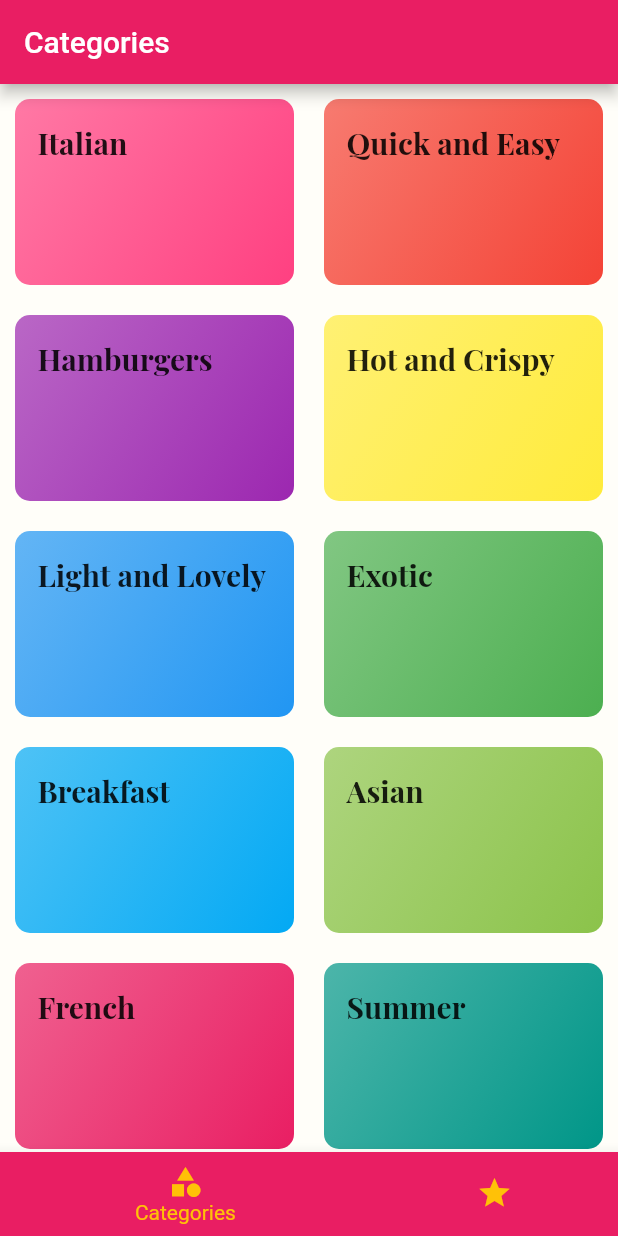
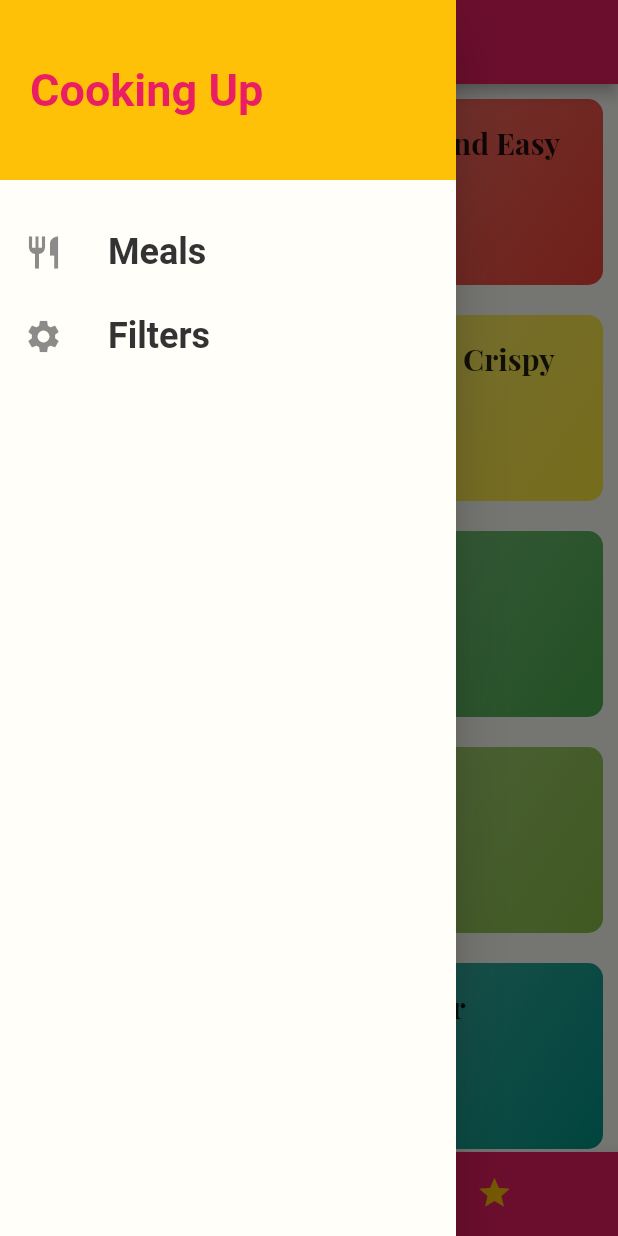
Before and after one commit to ashishdas1997/DailyRecipe, a Flutter app: the screen it shows after launch, with the side drawer open (before the commit the screen has no drawer), on a phone screen of 412 x 824 dp. Run offline on Flutter 3.47's test engine with Material 2 defaults, Android fonts, the phone set to English and light mode, and no system bars; Roboto replaces fonts that are missing (Playfair Display).

Commit message:
added a new file

```diff
--- /dev/null
+++ b/lib/main_drawer.dart
@@ -0,0 +1,44 @@
+import 'package:flutter/material.dart';
+
+class MainDrawer extends StatelessWidget {
+  Widget buildListTile(String title, IconData icon){
+   return ListTile(
+     leading: Icon(
+    icon,
+       size: 26,
+   ),
+     title: Text(
+     title,
+       style: TextStyle(
+        fontSize: 24,
+        fontWeight: FontWeight.bold
+    ),
+    ),
+      onTap: (){
+
+      },
+    );
+  }
+  @override
+  Widget build(BuildContext context) {
+    return Drawer(child: Column(children: <Widget>[
+      Container(height: 120,
+      width: double.infinity,
+        padding: EdgeInsets.all(20),
+        alignment: Alignment.centerLeft,
+        color: Theme.of(context).accentColor,
+
+        child: Text('Cooking Up' , style:  TextStyle(
+          fontWeight: FontWeight.bold,
+          fontSize: 30,
+          color: Theme.of(context).primaryColor
+        ),),
+      ),
+      SizedBox(height: 20,),
+     buildListTile('Meals', Icons.restaurant),
+     buildListTile('Filters', Icons.settings)
+    ],
+    ),
+    );
+  }
+}
--- a/lib/tabs_screen.dart
+++ b/lib/tabs_screen.dart
@@ -1,4 +1,5 @@
 import 'package:flutter/material.dart';
+import 'main_drawer.dart';
 import 'favourites_screen.dart';
 import 'categories_screen.dart';
 
@@ -25,6 +26,7 @@ class TabsScreenState extends State<TabsScreen> {
       appBar: AppBar(
         title: Text(pages[selectPageIndex]['title']),
       ),
+      drawer: MainDrawer(),
       body: pages[selectPageIndex]['page'],
       bottomNavigationBar: BottomNavigationBar(
         onTap: selectPage,
```
